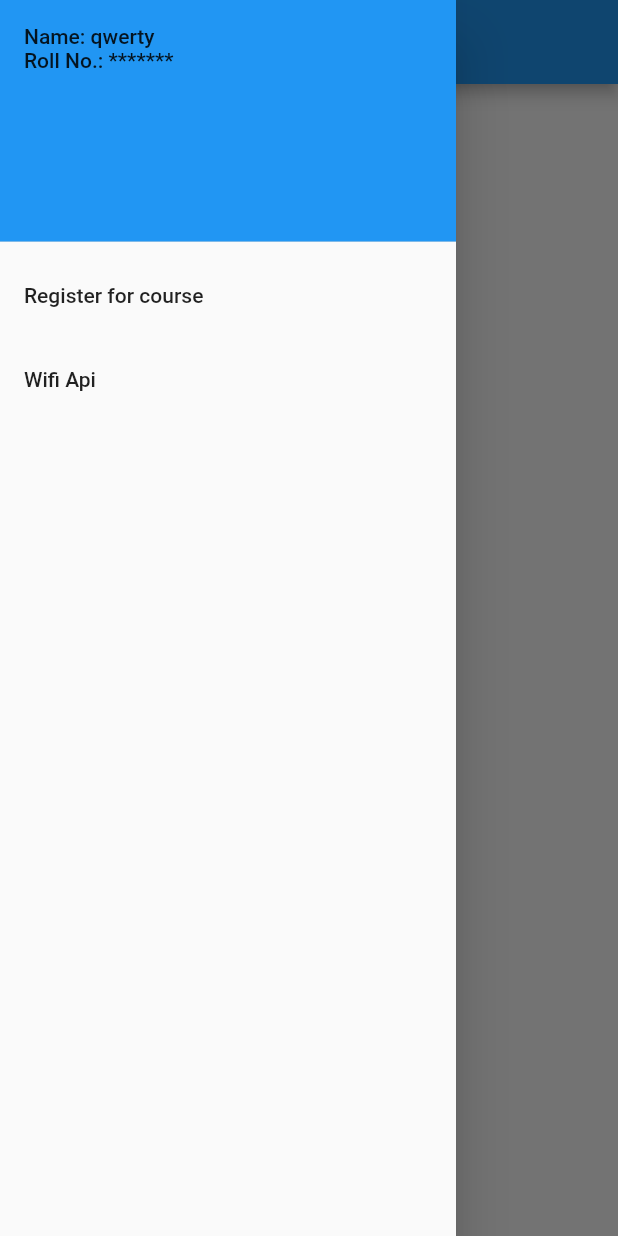
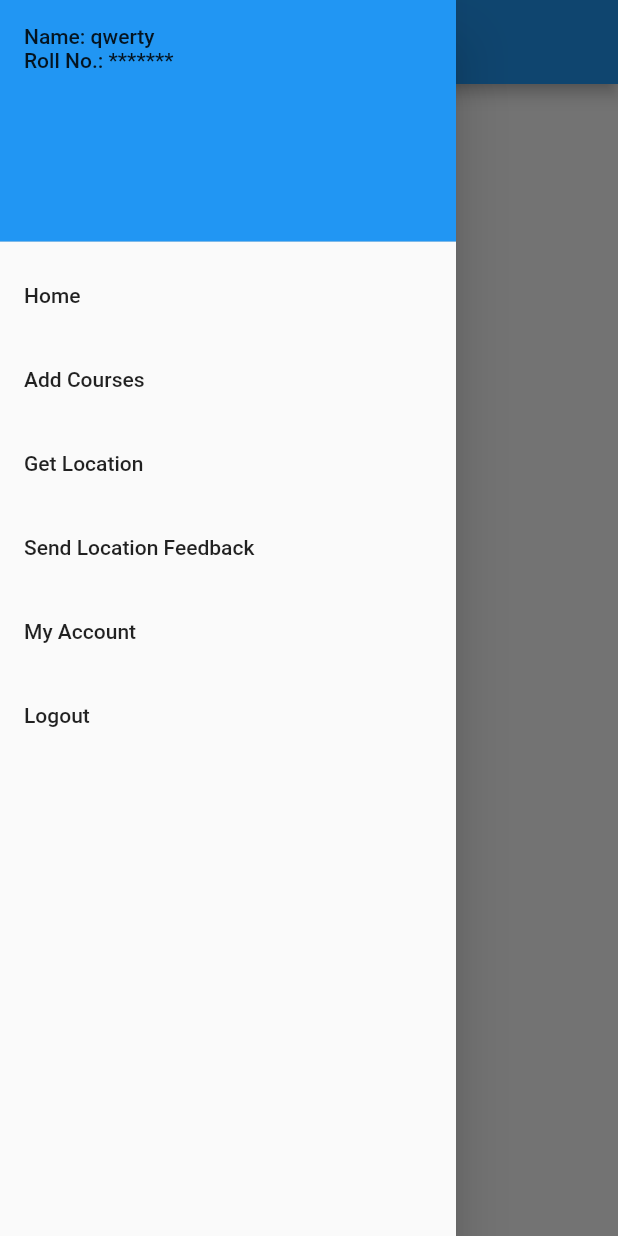
Before and after one commit to ashish-221b/location_app, a Flutter app: the Home screen opened by its route, with the side drawer open, on a phone screen of 412 x 824 dp. Run offline on Flutter 3.47's test engine with Material 2 defaults, Android fonts, the phone set to English and light mode, and no system bars; our stand-ins replace flutter_typeahead; missing offline and left inert: wifi_iot.

Commit message:
"ADDED FRONT END": Drawer, Send Feedback, Add Courses

```diff
--- a/lib/Wifi_Api.dart
+++ b/lib/Wifi_Api.dart
@@ -3,6 +3,8 @@ import 'package:flutter/services.dart';
 import 'package:wifi_iot/wifi_iot.dart';
 import 'session.dart';
 import 'dart:convert' as JSON;
+import 'drawer.dart';
+
 const String STA_DEFAULT_SSID = "STA_SSID";
 const String STA_DEFAULT_PASSWORD = "STA_PASSWORD";
 const NetworkSecurity STA_DEFAULT_SECURITY = NetworkSecurity.WPA;
@@ -203,9 +205,11 @@ class _WifiLocState extends State<WifiLoc> {
                   loadWifiList();
                   getWidgetsForAndroid();
                 },
+            ),
           ),
+          drawer: App_Drawer(),
         ),
-        ),
+
       );
     }
     return new MaterialApp(
--- a/lib/drawer.dart
+++ b/lib/drawer.dart
@@ -3,8 +3,13 @@ import 'session.dart';
 import 'dart:async';
 import 'dart:convert' as JSON;
 import 'chatdetails.dart';
+import 'session.dart';
+
+import 'package:flutter/services.dart';
 
 class App_Drawer extends StatelessWidget {
+  final String logout_url="http://192.168.0.110:8080/Server/LogoutServlet";
+  Session messenger = new Session();
   @override
   Widget build(BuildContext context){
     return Drawer(
@@ -22,13 +27,19 @@ class App_Drawer extends StatelessWidget {
             ),
           ),
           ListTile(
-            title: Text('Register for course'),
+            title: Text('Home'),
+            onTap: () {
+              Navigator.pushReplacementNamed(context, '/home');
+            },
+          ),
+          ListTile(
+            title: Text('Add Courses'),
             onTap: () {
               Navigator.pushReplacementNamed(context, '/register');
             },
           ),
           ListTile(
-            title: Text('Wifi Api'),
+            title: Text('Get Location'),
             onTap: () {
               // Update the state of the app
               // ...
@@ -36,6 +47,42 @@ class App_Drawer extends StatelessWidget {
               Navigator.pushReplacementNamed(context, '/wifi_loc');
             },
           ),
+          ListTile(
+            title: Text('Send Location Feedback'),
+            onTap: () {
+              // Update the state of the app
+              // ...
+              // Then close the drawer
+              print("Send Location Feedback");
+              Navigator.pushReplacementNamed(context, '/loc_feedback');
+            },
+          ),
+          ListTile(
+            title: Text('My Account'),
+            onTap: () {
+              // Update the state of the app
+              // ...
+              // Then close the drawer
+              print("Choosen My Account");
+//              Navigator.pushReplacementNamed(context, '/wifi_loc');
+            },
+          ),
+          ListTile(
+            title: Text('Logout'),
+            onTap: () {
+              print(logout_url);
+                messenger.get(logout_url).then((t){
+                  print(t);
+                  final m = JSON.jsonDecode(t);
+                  if(m["status"]){
+                    Navigator.pushReplacementNamed(context, '/');
+                  }
+                  else{
+                    Navigator.pushReplacementNamed(context, '/');
+                  }
+                });
+            },
+          )
         ],
       ),
     );
--- a/lib/main.dart
+++ b/lib/main.dart
@@ -7,6 +7,7 @@ import 'package:wifi_iot/wifi_iot.dart';
 import 'chatdetails.dart';
 import 'Signup.dart';
 import 'Wifi_Api.dart';
+import 'loc_feedback.dart';
 
 void main() => runApp(new MyApp());
 
@@ -17,12 +18,13 @@ class MyApp extends StatelessWidget {
       title: 'Location Finder',
       initialRoute: '/',
       routes: {
-        '/' : (context) => Home(),
+        '/' : (context) => Login(),
         '/home' : (context) => Home(),
         '/Create': (context) => NewConv(),
         '/signup' : (context) => Signup(),
         '/wifi_loc' : (context) => WifiLoc(),
         '/register' : (context) => Register(),
+        '/loc_feedback' : (context) => Loc_feedback(),
       },
       theme: new ThemeData(
         primarySwatch: Colors.blue,
```
Also changed, not shown: lib/loc_feedback.dart (added, +83 -0 lines), lib/login.dart (+5 -5 lines).
